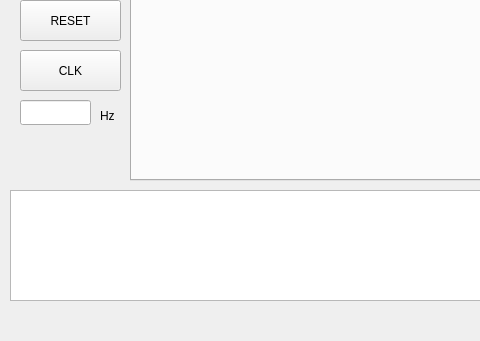
Above: mainwindow.ui from GaryBlackbourne/Logsys-GUI before the change; both pictures show x 0 to 480 and y 259 to 600 of the 800 by 600 pixel window. Below: the same form after it.
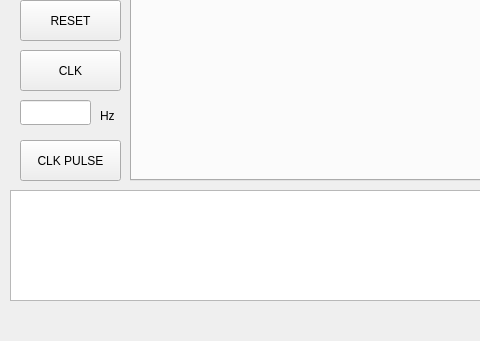
That is the form after the change.

Commit message: Added clk pulse support for GUI

Patch:
```diff
--- a/mainwindow.ui
+++ b/mainwindow.ui
@@ -160,6 +160,19 @@
      <string>Hz</string>
     </property>
    </widget>
+   <widget class="QPushButton" name="pushbtn_PULSE">
+    <property name="geometry">
+     <rect>
+      <x>20</x>
+      <y>380</y>
+      <width>101</width>
+      <height>41</height>
+     </rect>
+    </property>
+    <property name="text">
+     <string>CLK PULSE</string>
+    </property>
+   </widget>
   </widget>
   <widget class="QMenuBar" name="menubar">
    <property name="geometry">
```
The commit also changes 2 other files.
